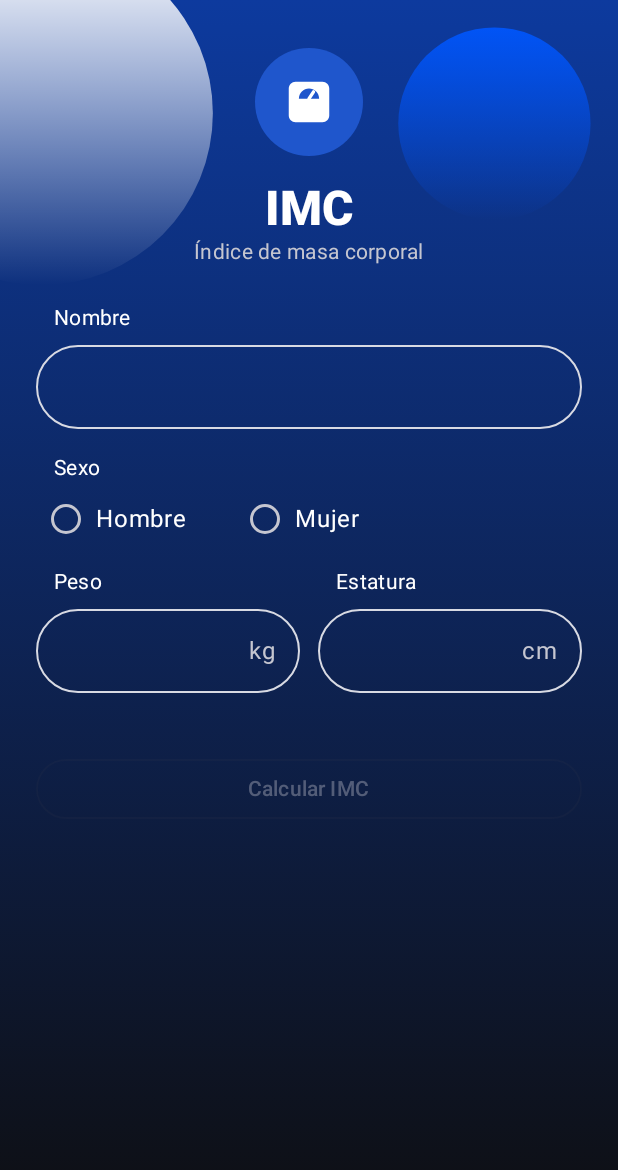
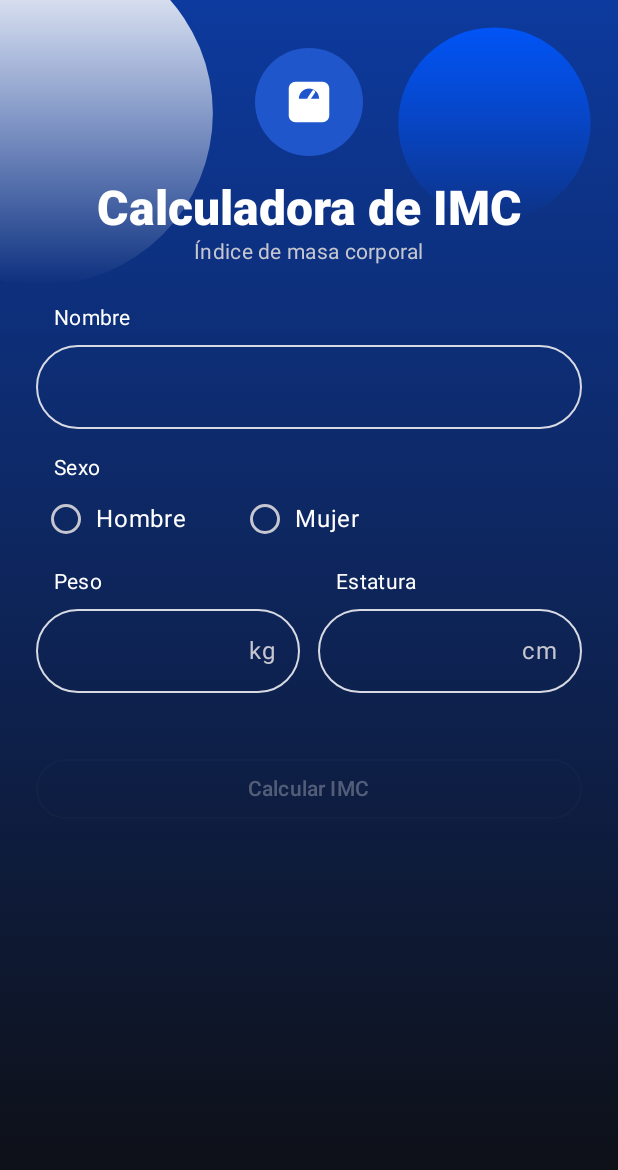
Before and after one commit to Gonzarrrami/Calculadora_IMC, an Android app built with Jetpack Compose: the screen it shows after launch (MainActivity), on a phone screen of 412 x 824 dp. Shown: the top 1170 px of the screen. Run offline under Robolectric (Android 15) with nearby library versions, the phone set to English and light mode, and no system bars.

Commit message:
Título del formulario: Calculadora de IMC

```diff
--- a/app/src/main/java/com/gonzalo/calculadora_imc/ui/FormularioScreen.kt
+++ b/app/src/main/java/com/gonzalo/calculadora_imc/ui/FormularioScreen.kt
@@ -45,6 +45,7 @@ import androidx.compose.ui.semantics.semantics
 import androidx.compose.ui.text.input.ImeAction
 import androidx.compose.ui.text.input.KeyboardCapitalization
 import androidx.compose.ui.text.input.KeyboardType
+import androidx.compose.ui.text.style.TextAlign
 import androidx.compose.ui.tooling.preview.Preview
 import androidx.compose.ui.unit.dp
 import androidx.core.view.WindowCompat
@@ -118,9 +119,10 @@ fun FormularioScreen(
                 LogoCircular(icono = R.drawable.ic_bascula, tamanoIcono = 36.dp)
                 Spacer(Modifier.height(16.dp))
                 Text(
-                    text = "IMC",
+                    text = "Calculadora de IMC",
                     style = MaterialTheme.typography.headlineLarge,
                     color = MaterialTheme.colorScheme.onBackground,
+                    textAlign = TextAlign.Center,   // si no cabe en una línea, las dos quedan centradas
                 )
                 Text(
                     text = "Índice de masa corporal",
--- a/app/src/main/java/com/gonzalo/calculadora_imc/ui/theme/Type.kt
+++ b/app/src/main/java/com/gonzalo/calculadora_imc/ui/theme/Type.kt
@@ -6,7 +6,7 @@ import androidx.compose.ui.text.font.FontWeight
 import androidx.compose.ui.unit.sp
 
 // Tipografía de la app: la escala por defecto de Material 3 (fuente Roboto),
-// con un único cambio: el título "IMC" muy grueso, como en el diseño de Figma.
+// con un único cambio: el título "Calculadora de IMC" muy grueso, como en el diseño de Figma.
 val Typography = Typography(
     headlineLarge = TextStyle(
         fontWeight = FontWeight.Black,
```
Also changed, not shown: 1 other file.
